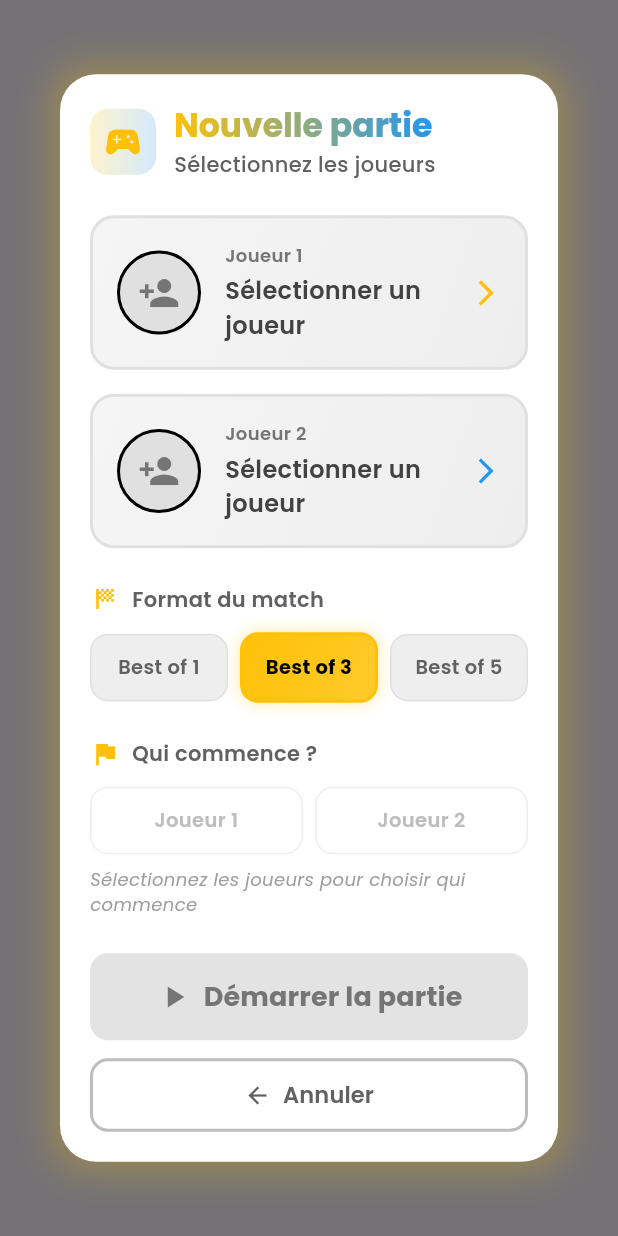
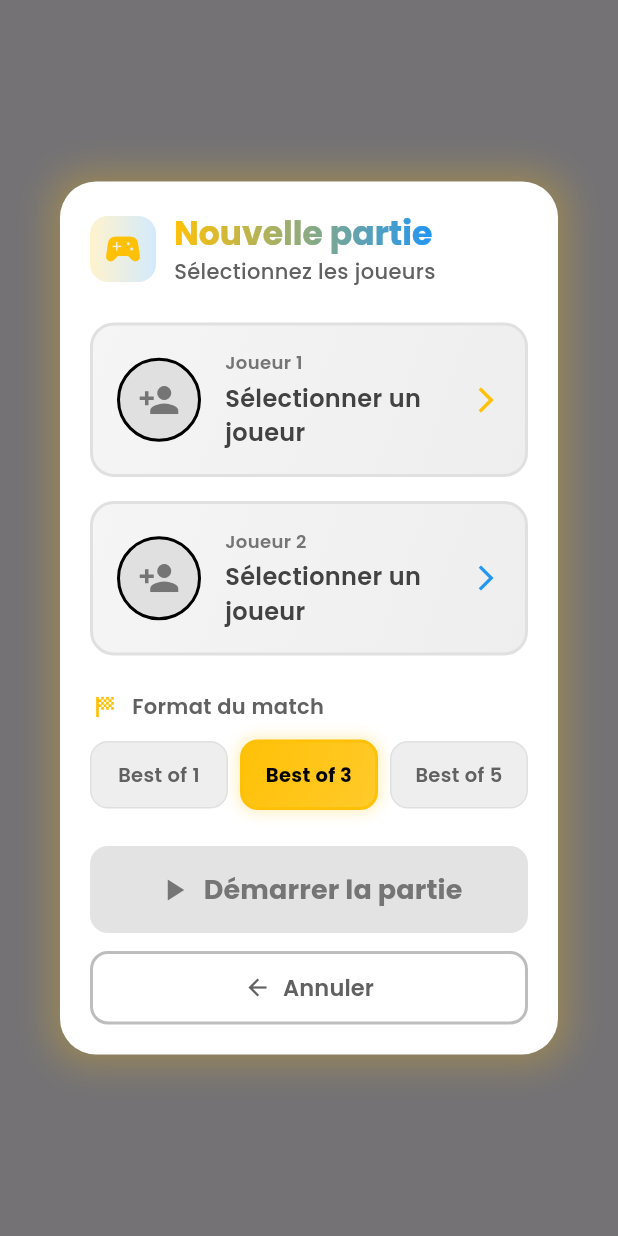
Before and after one commit to Jbijjer/lorcana_lore_counter, a Flutter app: the PlayScreen screen opened directly, on a phone screen of 412 x 824 dp. Run offline on Flutter 3.47's test engine with Material 3 defaults, Android fonts, the phone set to English and light mode, and no system bars; our stand-ins replace flutter_riverpod, flutter_svg, freezed_annotation, google_fonts, hive, hive_flutter and 2 more; accounts and stored records are empty; generated files the repository leaves out were written again.

Commit message:
🔥 Retirer la sélection du premier joueur du début de match
Le premier joueur est maintenant demandé à chaque fin de partie (dans
les dialogues de victoire), pas au début du match.

```diff
--- a/lib/features/game/domain/game_state.dart
+++ b/lib/features/game/domain/game_state.dart
@@ -42,7 +42,6 @@ class GameState with _$GameState {
     required Player player1,
     required Player player2,
     MatchFormat matchFormat = MatchFormat.bestOf3,
-    int? firstToPlay,
   }) {
     return GameState(
       id: DateTime.now().millisecondsSinceEpoch.toString(),
@@ -50,7 +49,6 @@ class GameState with _$GameState {
       player2: player2,
       startTime: DateTime.now(),
       matchFormat: matchFormat,
-      firstToPlay: firstToPlay,
     );
   }
 
--- a/lib/features/game/presentation/providers/game_provider.dart
+++ b/lib/features/game/presentation/providers/game_provider.dart
@@ -70,13 +70,11 @@ class Game extends _$Game {
     required Player player1,
     required Player player2,
     MatchFormat matchFormat = MatchFormat.bestOf3,
-    int? firstToPlay,
   }) {
     state = GameState.create(
       player1: player1,
       player2: player2,
       matchFormat: matchFormat,
-      firstToPlay: firstToPlay,
     );
     _saveState();
   }
--- a/lib/features/game/presentation/screens/play_screen.dart
+++ b/lib/features/game/presentation/screens/play_screen.dart
@@ -86,13 +86,11 @@ class _PlayScreenState extends ConsumerState<PlayScreen> {
       final player1 = result['player1'] as Player;
       final player2 = result['player2'] as Player;
       final matchFormat = result['matchFormat'] as MatchFormat;
-      final firstToPlay = result['firstToPlay'] as int?;
 
       ref.read(gameProvider.notifier).startGame(
             player1: player1,
             player2: player2,
             matchFormat: matchFormat,
-            firstToPlay: firstToPlay,
           );
 
       // Sauvegarder l'utilisation des joueurs dans l'historique
--- a/lib/features/game/presentation/widgets/game_setup_dialog.dart
+++ b/lib/features/game/presentation/widgets/game_setup_dialog.dart
@@ -24,7 +24,6 @@ class _GameSetupDialogState extends ConsumerState<GameSetupDialog>
   Player? _player1;
   Player? _player2;
   MatchFormat _selectedFormat = MatchFormat.bestOf3;
-  int? _firstToPlay; // 1 pour joueur 1, 2 pour joueur 2, null si non défini
 
   @override
   void initState() {
@@ -162,10 +161,6 @@ class _GameSetupDialogState extends ConsumerState<GameSetupDialog>
 
             // Sélection du format de match
             _buildMatchFormatSelector(),
-            const SizedBox(height: 24),
-
-            // Sélection de qui commence
-            _buildFirstToPlaySelector(),
             const SizedBox(height: 24),
 
             // Bouton démarrer
@@ -419,7 +414,6 @@ class _GameSetupDialogState extends ConsumerState<GameSetupDialog>
                   'player1': _player1!,
                   'player2': _player2!,
                   'matchFormat': _selectedFormat,
-                  'firstToPlay': _firstToPlay,
                 });
               }
             : null,
@@ -567,167 +561,4 @@ class _GameSetupDialogState extends ConsumerState<GameSetupDialog>
     );
   }
 
-  Widget _buildFirstToPlaySelector() {
-    final hasPlayers = _player1 != null && _player2 != null;
-
-    return Column(
-      crossAxisAlignment: CrossAxisAlignment.start,
-      children: [
-        Row(
-          children: [
-            const Icon(
-              Icons.flag,
-              color: AppTheme.amberColor,
-              size: 20,
-            ),
-            const SizedBox(width: 8),
-            Text(
-              'Qui commence ?',
-              style: TextStyle(
-                fontSize: 14,
-                fontWeight: FontWeight.w600,
-                color: Colors.grey[700],
-              ),
-            ),
-          ],
-        ),
-        const SizedBox(height: 12),
-        Row(
-          children: [
-            Expanded(
-              child: _buildFirstToPlayButton(
-                playerNumber: 1,
-                player: _player1,
-                enabled: hasPlayers,
-              ),
-            ),
-            const SizedBox(width: 8),
-            Expanded(
-              child: _buildFirstToPlayButton(
-                playerNumber: 2,
-                player: _player2,
-                enabled: hasPlayers,
-              ),
-            ),
-          ],
-        ),
-        if (!hasPlayers)
-          Padding(
-            padding: const EdgeInsets.only(top: 8),
-            child: Text(
-              'Sélectionnez les joueurs pour choisir qui commence',
-              style: TextStyle(
-                fontSize: 12,
-                fontStyle: FontStyle.italic,
-                color: Colors.grey[500],
-              ),
-            ),
-          ),
-      ],
-    );
-  }
-
-  Widget _buildFirstToPlayButton({
-    required int playerNumber,
-    required Player? player,
-    required bool enabled,
-  }) {
-    final isSelected = _firstToPlay == playerNumber;
-    final hasPlayer = player != null;
-    final accentColor =
-        playerNumber == 1 ? AppTheme.amberColor : AppTheme.sapphireColor;
-
-    return InkWell(
-      onTap: enabled && hasPlayer
-          ? () {
-              HapticUtils.light();
-              setState(() {
-                // Si déjà sélectionné, désélectionner
-                if (_firstToPlay == playerNumber) {
-                  _firstToPlay = null;
-                } else {
-                  _firstToPlay = playerNumber;
-                }
-              });
-            }
-          : null,
-      borderRadius: BorderRadius.circular(12),
-      child: AnimatedContainer(
-        duration: const Duration(milliseconds: 200),
-        padding: const EdgeInsets.symmetric(vertical: 12, horizontal: 8),
-        decoration: BoxDecoration(
-          gradient: isSelected && hasPlayer
-              ? LinearGradient(
-                  begin: Alignment.topLeft,
-                  end: Alignment.bottomRight,
-                  colors: [
-                    accentColor,
-                    accentColor.withValues(alpha: 0.8),
-                  ],
-                )
-              : null,
-          color: isSelected || !hasPlayer ? null : Colors.grey.shade200,
-          borderRadius: BorderRadius.circular(12),
-          border: Border.all(
-            color: isSelected && hasPlayer
-                ? accentColor
-                : hasPlayer
-                    ? Colors.grey.shade300
-                    : Colors.grey.shade200,
-            width: isSelected ? 2 : 1,
-          ),
-          boxShadow: isSelected && hasPlayer
-              ? [
-                  BoxShadow(
-                    color: accentColor.withValues(alpha: 0.3),
-                    blurRadius: 8,
-                    spreadRadius: 1,
-                  ),
-                ]
-              : null,
-        ),
-        child: Row(
-          mainAxisAlignment: MainAxisAlignment.center,
-          children: [
-            if (hasPlayer) ...[
-              Container(
-                width: 24,
-                height: 24,
-                decoration: BoxDecoration(
-                  shape: BoxShape.circle,
-                  border: Border.all(
-                    color: isSelected ? Colors.white : Colors.grey.shade400,
-                    width: 1.5,
-                  ),
-                ),
-                child: ClipOval(
-                  child: Image.asset(
-                    player.iconAssetPath,
-                    fit: BoxFit.cover,
-                  ),
-                ),
-              ),
-              const SizedBox(width: 6),
-            ],
-            Flexible(
-              child: Text(
-                hasPlayer ? player.name : 'Joueur $playerNumber',
-                textAlign: TextAlign.center,
-                overflow: TextOverflow.ellipsis,
-                style: TextStyle(
-                  fontSize: 13,
-                  fontWeight: isSelected ? FontWeight.bold : FontWeight.w600,
-                  color: isSelected && hasPlayer
-                      ? Colors.white
-                      : hasPlayer
-                          ? Colors.grey[700]
-                          : Colors.grey[400],
-                ),
-              ),
-            ),
-          ],
-        ),
-      ),
-    );
-  }
 }
```
